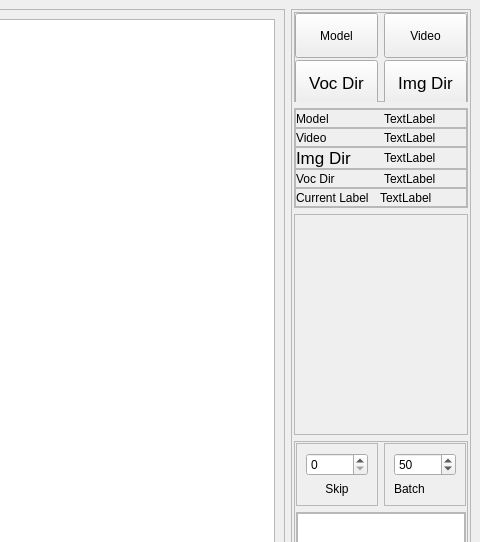
Above: ui/core_window.ui from matthew-sessions/smart-label before the change; both pictures show x 529 to 1009 and y 0 to 542 of the 1009 by 713 pixel window. Below: the same form after it.
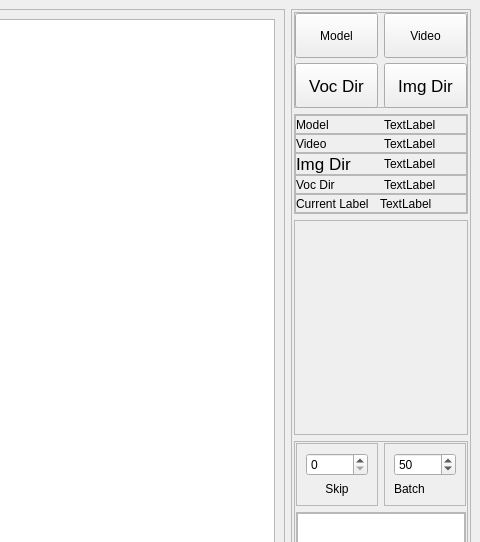
That is the form after the change.

Patch:
```diff
--- a/ui/core_window.ui
+++ b/ui/core_window.ui
@@ -87,13 +87,13 @@
          <property name="minimumSize">
           <size>
            <width>0</width>
-           <height>90</height>
+           <height>96</height>
           </size>
          </property>
          <property name="maximumSize">
           <size>
            <width>16777215</width>
-           <height>90</height>
+           <height>96</height>
           </size>
          </property>
          <property name="frameShape">
@@ -473,7 +473,7 @@
             <x>0</x>
             <y>0</y>
             <width>172</width>
-            <height>183</height>
+            <height>177</height>
            </rect>
           </property>
          </widget>
```
